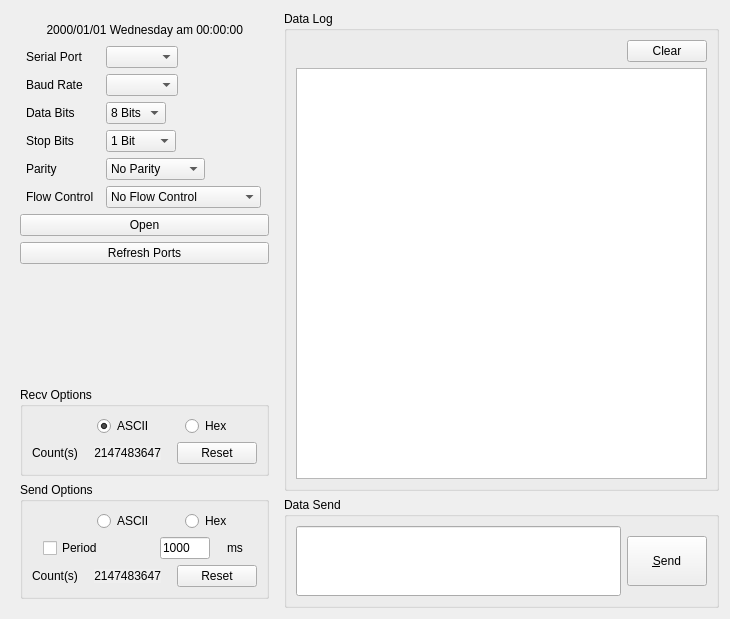
First picture: the form in widget.ui, repository CL-Chiou/comPort, before the edit.
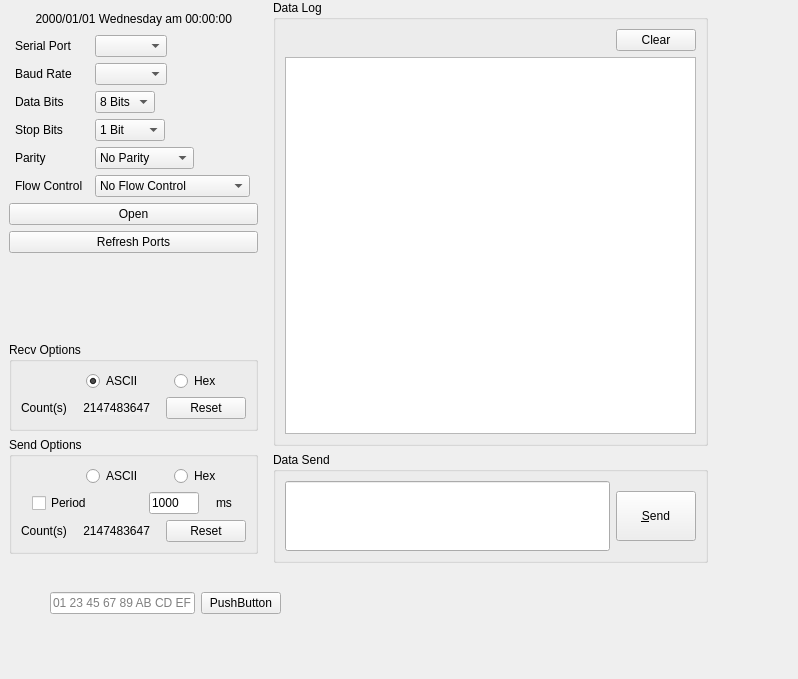
Second picture: the form after the edit.

```diff
--- a/widget.ui
+++ b/widget.ui
@@ -6,8 +6,8 @@
    <rect>
     <x>0</x>
     <y>0</y>
-    <width>730</width>
-    <height>619</height>
+    <width>798</width>
+    <height>679</height>
    </rect>
   </property>
   <property name="sizePolicy">
@@ -25,8 +25,15 @@
   <property name="windowTitle">
    <string>Widget</string>
   </property>
-  <layout class="QGridLayout" name="gridLayout_8">
-   <item row="0" column="0">
+  <widget class="QWidget" name="layoutWidget">
+   <property name="geometry">
+    <rect>
+     <x>0</x>
+     <y>0</y>
+     <width>708</width>
+     <height>563</height>
+    </rect>
+   </property>
     <layout class="QHBoxLayout" name="horizontalLayout_3">
      <item>
       <widget class="QWidget" name="widget" native="true">
@@ -951,8 +958,33 @@
       </layout>
      </item>
     </layout>
-   </item>
-  </layout>
+  </widget>
+  <widget class="QWidget" name="">
+   <property name="geometry">
+    <rect>
+     <x>50</x>
+     <y>590</y>
+     <width>231</width>
+     <height>26</height>
+    </rect>
+   </property>
+   <layout class="QHBoxLayout" name="horizontalLayout_11">
+    <item>
+     <widget class="QLineEdit" name="payloadEdit">
+      <property name="placeholderText">
+       <string>01 23 45 67 89 AB CD EF</string>
+      </property>
+     </widget>
+    </item>
+    <item>
+     <widget class="QPushButton" name="pushButton">
+      <property name="text">
+       <string>PushButton</string>
+      </property>
+     </widget>
+    </item>
+   </layout>
+  </widget>
  </widget>
  <tabstops>
   <tabstop>flowcontrolBox</tabstop>
```
Lines whose indentation alone changed are shown as unchanged.
